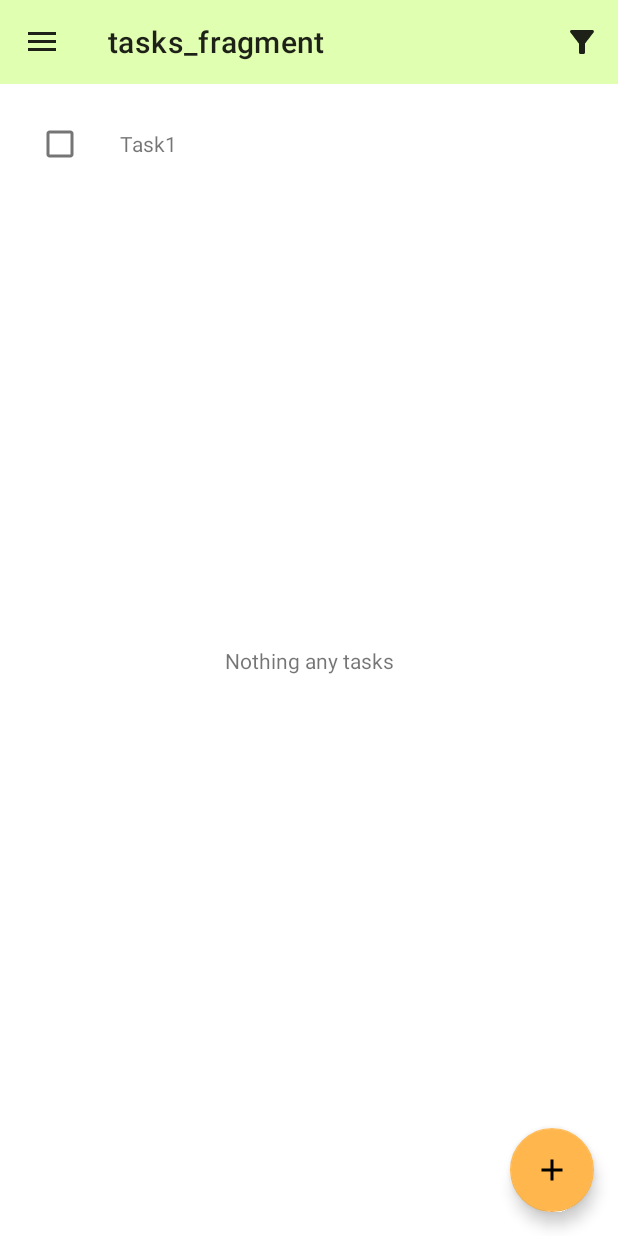
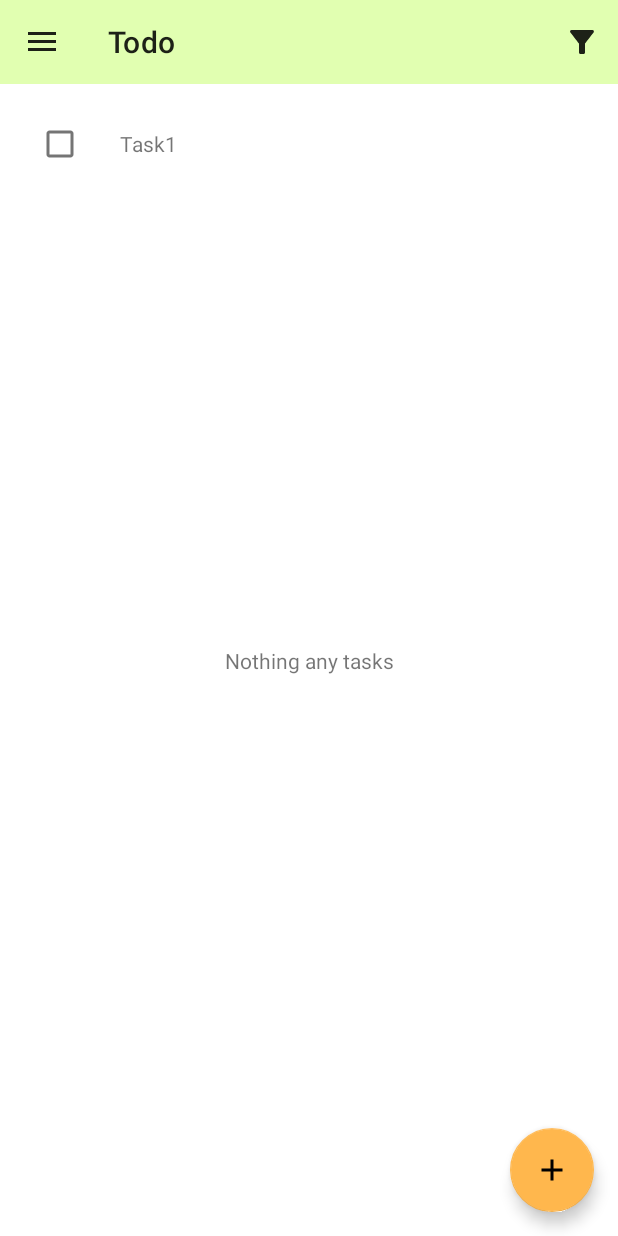
Before and after one commit to Rio-Sh/SimpleToDo, an Android app: the screen it shows after launch (MainActivity), on a phone screen of 412 x 824 dp. Run offline under Robolectric (Android 15) with nearby library versions, the phone set to English and light mode, and no system bars; our stand-ins replace Dagger/Hilt's generated code, Room's generated code, data binding, navigation-ui; 4 statements that could not run were skipped.

Commit message:
Set toolbar title #9

```diff
--- a/app/src/main/res/navigation/nav_graph.xml
+++ b/app/src/main/res/navigation/nav_graph.xml
@@ -8,7 +8,7 @@
     <fragment
         android:id="@+id/tasksFragment"
         android:name="com.example.studymytaskapp.tasks.TasksFragment"
-        android:label="tasks_fragment"
+        android:label="@string/tasks_fragment_label"
         tools:layout="@layout/tasks_fragment" >
         <action
             android:id="@+id/action_tasksFragment_to_taskDetailFragment"
@@ -20,7 +20,7 @@
     <fragment
         android:id="@+id/taskDetailFragment"
         android:name="com.example.studymytaskapp.taskdetail.TaskDetailFragment"
-        android:label="task_detail_fragment"
+        android:label="@string/task_detail_fragment_label"
         tools:layout="@layout/task_detail_fragment" >
         <action
             android:id="@+id/action_taskDetailFragment_to_tasksFragment"
@@ -34,7 +34,7 @@
     <fragment
         android:id="@+id/statisticsFragment"
         android:name="com.example.studymytaskapp.statistics.StatisticsFragment"
-        android:label="statistics_fragment"
+        android:label="@string/statistics_fragment_label"
         tools:layout="@layout/statistics_fragment" >
         <action
             android:id="@+id/action_statisticsFragment_to_tasksFragment"
--- a/app/src/main/res/values/strings.xml
+++ b/app/src/main/res/values/strings.xml
@@ -17,4 +17,7 @@
     <string name="save_task">save task</string>
     <string name="nothing_any_tasks">Nothing any tasks</string>
     <string name="add_task_icon">add task</string>
+    <string name="tasks_fragment_label">Todo</string>
+    <string name="task_detail_fragment_label">Edit Task</string>
+    <string name="statistics_fragment_label">Statistics</string>
 </resources>
```
